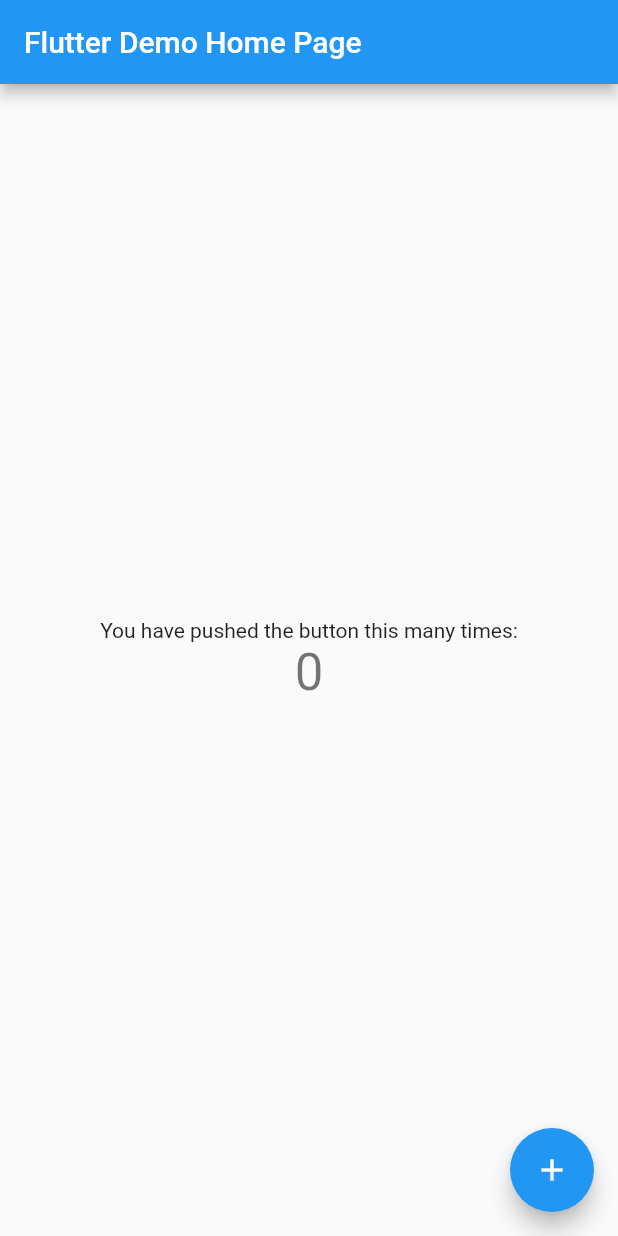
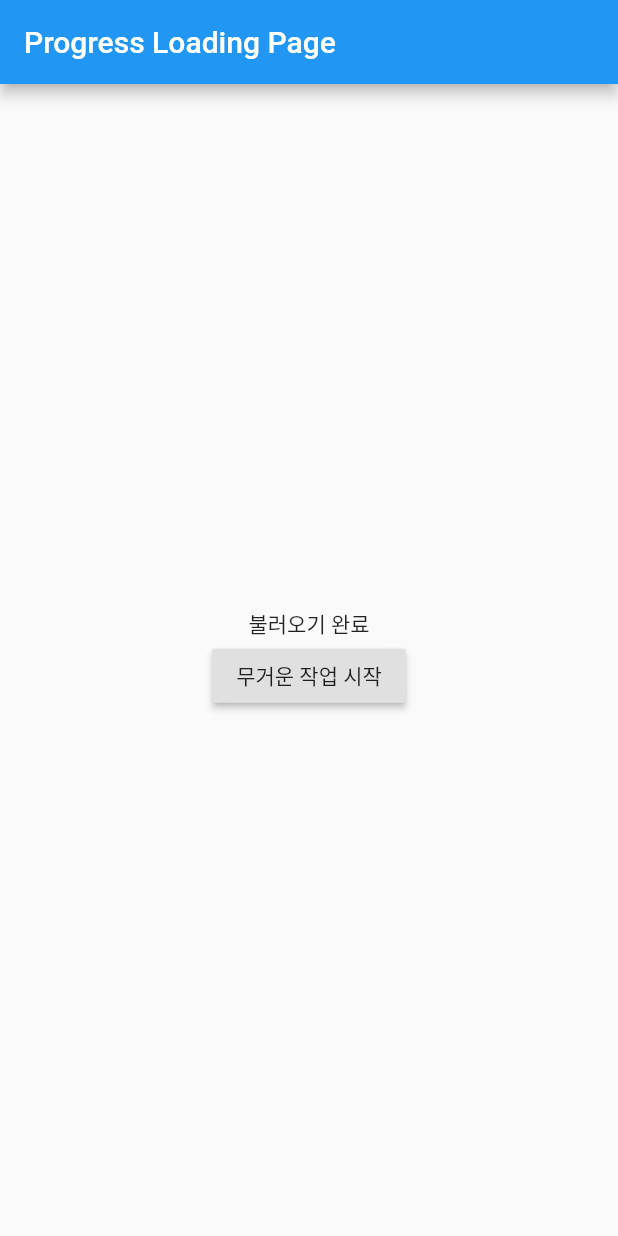
Before and after one commit to ChangJoo-Park/flutter_progress_view, a Flutter app: the screen it shows after launch, on a phone screen of 412 x 824 dp. Run offline on Flutter 3.47's test engine with Material 2 defaults, Android fonts, the phone set to English and light mode, and no system bars.

Commit message:
Add progress view

```diff
--- a/lib/main.dart
+++ b/lib/main.dart
@@ -1,4 +1,6 @@
 import 'package:flutter/material.dart';
+import 'dart:async';
+import 'package:meta/meta.dart';
 
 void main() => runApp(MyApp());
 
@@ -6,11 +8,11 @@ class MyApp extends StatelessWidget {
   @override
   Widget build(BuildContext context) {
     return MaterialApp(
-      title: 'Flutter Demo',
+      title: 'Progress Loading Page',
       theme: ThemeData(
         primarySwatch: Colors.blue,
       ),
-      home: MyHomePage(title: 'Flutter Demo Home Page'),
+      home: MyHomePage(title: 'Progress Loading Page'),
     );
   }
 }
@@ -24,12 +26,46 @@ class MyHomePage extends StatefulWidget {
 }
 
 class _MyHomePageState extends State<MyHomePage> {
-  int _counter = 0;
+  bool _loading = false;
 
-  void _incrementCounter() {
-    setState(() {
-      _counter++;
-    });
+  @override
+  void initState() {
+    _simulateHeavyWork();
+    super.initState();
+  }
+
+  void _simulateHeavyWork() {
+    setState(() => _loading = true);
+    final Duration timeout = Duration(seconds: 2);
+    Timer(timeout, () => setState(() => _loading = false));
+  }
+
+  Widget progressView({
+    @required bool asyncLoaded,
+    @required Widget child,
+  }) {
+    Container loadingContainer = Container(
+      color: Colors.black12,
+      child: Center(
+        child: CircularProgressIndicator(),
+      ),
+    );
+    return asyncLoaded ? loadingContainer : child;
+  }
+
+  Widget _buildBody() {
+    return Center(
+      child: Column(
+        mainAxisAlignment: MainAxisAlignment.center,
+        children: <Widget>[
+          _loading ? Text("불러오는 중") : Text("불러오기 완료"),
+          RaisedButton(
+            child: Text("무거운 작업 시작"),
+            onPressed: () => _simulateHeavyWork(),
+          ),
+        ],
+      ),
+    );
   }
 
   @override
@@ -38,24 +74,11 @@ class _MyHomePageState extends State<MyHomePage> {
       appBar: AppBar(
         title: Text(widget.title),
       ),
-      body: Center(
-        child: Column(
-          mainAxisAlignment: MainAxisAlignment.center,
-          children: <Widget>[
-            Text(
-              'You have pushed the button this many times:',
-            ),
-            Text(
-              '$_counter',
-              style: Theme.of(context).textTheme.display1,
-            ),
-          ],
+      body: Container(
+        child: progressView(
+          asyncLoaded: _loading,
+          child: _buildBody(),
         ),
-      ),
-      floatingActionButton: FloatingActionButton(
-        onPressed: _incrementCounter,
-        tooltip: 'Increment',
-        child: Icon(Icons.add),
       ),
     );
   }
```
